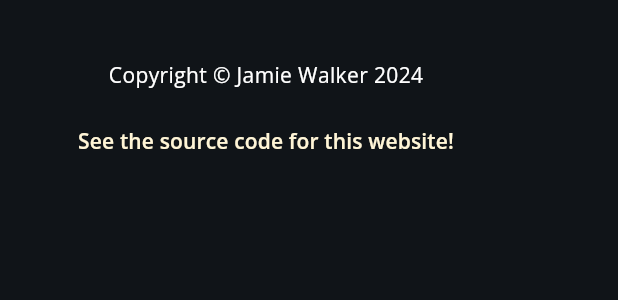
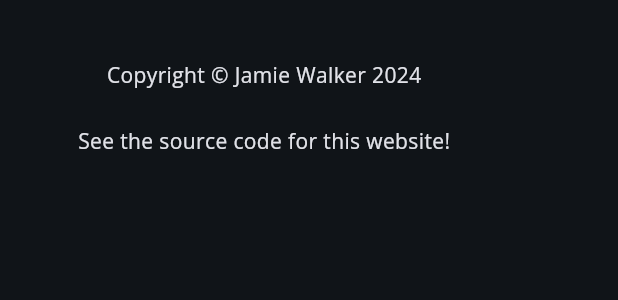
Before and after one commit to KR1Z00/jamiewalker.nz, a Flutter app: the FooterSection widget shown alone on an empty page, opened directly, on a phone screen of 412 x 824 dp. Shown: the top 300 px of the screen. Run offline on Flutter 3.47's test engine with Material 3 defaults, Android fonts, the light colour scheme and no system bars; our stand-ins replace auto_size_text, cloud_functions, easy_localization, firebase_analytics, firebase_core, flutter_hooks and 10 more; accounts and stored records are empty; generated files the repository leaves out were written again; network calls fail.

Commit message:
Removes the CustomTextStyles, and refactors all usages to use the BuildContext's TextTheme

```diff
--- a/lib/app/theme/custom_button_styles.dart
+++ b/lib/app/theme/custom_button_styles.dart
@@ -1,11 +1,13 @@
 import 'package:flutter/material.dart';
 import 'package:jamie_walker_website/app/extensions/screen_size.dart';
-import 'package:jamie_walker_website/app/extensions/standard_box_shadow.dart';
 import 'package:jamie_walker_website/app/theme/custom_colors.dart';
-import 'package:jamie_walker_website/app/theme/custom_text_styles.dart';
+import 'package:jamie_walker_website/app/theme/text_theme.dart';
 
 extension CustomButtonStyles on ButtonStyle {
-  static ButtonStyle navigationButton({required bool isCurrentPage}) {
+  static ButtonStyle navigationButton(
+    BuildContext context, {
+    required bool isCurrentPage,
+  }) {
     return ButtonStyle(
       backgroundColor: MaterialStateProperty.all(
         Colors.transparent,
@@ -22,21 +24,17 @@
         Colors.transparent,
       ),
       textStyle: MaterialStateProperty.all(
-        TextStyle(
-          fontSize: 20,
-          fontWeight: isCurrentPage ? FontWeight.w600 : FontWeight.w300,
-          shadows: [
-            StandardBoxShadows.light(),
-          ],
-        ),
+        context.textTheme().titleLarge,
       ),
     );
   }
 
   static ButtonStyle primaryActionButton(BuildContext context) {
     final layoutForMobile = context.layoutForMobile();
+    final textTheme = context.textTheme();
+
     final textStyle =
-        layoutForMobile ? CustomTextStyles.header4 : CustomTextStyles.header3;
+        layoutForMobile ? textTheme.labelMedium : textTheme.labelLarge;
     return ButtonStyle(
       backgroundColor: MaterialStateProperty.all(
         CustomColors.secondaryColor.l1,
@@ -54,7 +52,7 @@
         Colors.white.withOpacity(0.5),
       ),
       textStyle: MaterialStateProperty.all(
-        textStyle(
+        textStyle?.copyWith(
           color: CustomColors.primaryColor.d2,
         ),
       ),
--- a/lib/app/theme/custom_text_styles.dart
+++ /dev/null
@@ -1,55 +0,0 @@
-import 'package:flutter/material.dart';
-import 'package:jamie_walker_website/app/theme/custom_colors.dart';
-
-typedef CustomTextStyle = TextStyle Function({
-  Color? color,
-  FontStyle? fontStyle,
-});
-
-extension CustomTextStyles on TextStyle {
-  static CustomTextStyle header1 = ({color, fontStyle}) => TextStyle(
-        fontSize: 64,
-        color: color ?? CustomColors.secondaryColor.l1,
-        fontWeight: FontWeight.bold,
-        fontStyle: fontStyle,
-      );
-
-  static CustomTextStyle header2 = ({color, fontStyle}) => TextStyle(
-        fontSize: 48,
-        color: color ?? CustomColors.secondaryColor.l1,
-        fontWeight: FontWeight.bold,
-        fontStyle: fontStyle,
-      );
-
-  static CustomTextStyle header3 = ({color, fontStyle}) => TextStyle(
-        fontSize: 24,
-        color: color ?? CustomColors.secondaryColor.l1,
-        fontWeight: FontWeight.bold,
-        fontStyle: fontStyle,
-      );
-
-  static CustomTextStyle header4 = ({color, fontStyle}) => TextStyle(
-        fontSize: 18,
-        color: color ?? CustomColors.secondaryColor.l1,
-        fontWeight: FontWeight.bold,
-        fontStyle: fontStyle,
-      );
-
-  static CustomTextStyle paragraph1 = ({color, fontStyle}) => TextStyle(
-        fontSize: 24,
-        color: color ?? Colors.white,
-        fontStyle: fontStyle,
-      );
-
-  static CustomTextStyle paragraph2 = ({color, fontStyle}) => TextStyle(
-        fontSize: 18,
-        color: color ?? Colors.white,
-        fontStyle: fontStyle,
-      );
-
-  static CustomTextStyle paragraph3 = ({color, fontStyle}) => TextStyle(
-        fontSize: 14,
-        color: color ?? Colors.white,
-        fontStyle: fontStyle,
-      );
-}
--- a/lib/app/theme/text_theme.dart
+++ b/lib/app/theme/text_theme.dart
@@ -1,6 +1,7 @@
 import 'package:flutter/material.dart';
 import 'package:google_fonts/google_fonts.dart';
 import 'package:jamie_walker_website/app/extensions/screen_size.dart';
+import 'package:jamie_walker_website/app/theme/custom_colors.dart';
 
 TextStyle _titleFontFamily = GoogleFonts.nunito();
 TextStyle _bodyFontFamily = GoogleFonts.openSans();
@@ -43,15 +44,15 @@
     ),
     labelLarge: _bodyFontFamily.copyWith(
       fontSize: 14,
-      fontWeight: FontWeight.w600,
+      fontWeight: FontWeight.w700,
     ),
     labelMedium: _bodyFontFamily.copyWith(
       fontSize: 12,
-      fontWeight: FontWeight.w600,
+      fontWeight: FontWeight.w700,
     ),
     labelSmall: _bodyFontFamily.copyWith(
       fontSize: 11,
-      fontWeight: FontWeight.w600,
+      fontWeight: FontWeight.w700,
     ),
     bodyLarge: _bodyFontFamily.copyWith(
       fontSize: 16,
@@ -64,3 +65,36 @@
     ),
   );
 }
+
+class AppTextStyles {
+  final TextTheme _textTheme;
+
+  const AppTextStyles({
+    required TextTheme textTheme,
+  }) : _textTheme = textTheme;
+
+  TextStyle sectionHeaderTextStyle(BuildContext context) {
+    return _textTheme.displayMedium!.copyWith(
+      color: CustomColors.secondaryColor.l1,
+    );
+  }
+
+  TextStyle bodyTextStyle(BuildContext context) {
+    return (context.layoutForMobile()
+            ? _textTheme.bodySmall
+            : _textTheme.bodyLarge)!
+        .copyWith(
+      color: Colors.white,
+    );
+  }
+}
+
+extension TextThemeExtensions on BuildContext {
+  TextTheme textTheme() {
+    return Theme.of(this).textTheme;
+  }
+
+  AppTextStyles appTextStyles() {
+    return AppTextStyles(textTheme: textTheme());
+  }
+}
--- a/lib/landing/contact/view/contact_section.dart
+++ b/lib/landing/contact/view/contact_section.dart
@@ -8,7 +8,7 @@
 import 'package:jamie_walker_website/app/extensions/screen_size.dart';
 import 'package:jamie_walker_website/app/localization/generated/locale_keys.g.dart';
 import 'package:jamie_walker_website/app/theme/custom_colors.dart';
-import 'package:jamie_walker_website/app/theme/custom_text_styles.dart';
+import 'package:jamie_walker_website/app/theme/text_theme.dart';
 import 'package:jamie_walker_website/generic/view/primary_text_button.dart';
 import 'package:jamie_walker_website/landing/contact/domain/contact_view_model.dart';
 
@@ -48,9 +48,6 @@
       },
     );
 
-    final guidanceTextStyle = context.layoutForMobile()
-        ? CustomTextStyles.paragraph3
-        : CustomTextStyles.paragraph2;
     final double paddingBetweenElements =
         context.layoutForMobile() ? 30 : ScreenSize.minimumPadding.toDouble();
 
@@ -73,7 +70,8 @@
                   fit: BoxFit.scaleDown,
                   child: Text(
                     tr(LocaleKeys.contactSectionTitleAlt),
-                    style: CustomTextStyles.header2(),
+                    style:
+                        context.appTextStyles().sectionHeaderTextStyle(context),
                     textAlign: TextAlign.center,
                     maxLines: 1,
                   ),
@@ -81,7 +79,7 @@
               ),
               Text(
                 tr(LocaleKeys.contactPrompt),
-                style: guidanceTextStyle(),
+                style: context.appTextStyles().bodyTextStyle(context),
               ),
               SizedBox(
                 height: paddingBetweenElements,
@@ -91,9 +89,7 @@
                 children: [
                   Text(
                     tr(LocaleKeys.contactFormName),
-                    style: guidanceTextStyle(
-                      fontStyle: FontStyle.italic,
-                    ),
+                    style: context.textTheme().labelMedium,
                   ),
                   const SizedBox(
                     height: 10,
@@ -111,9 +107,7 @@
                 children: [
                   Text(
                     tr(LocaleKeys.contactFormEmail),
-                    style: guidanceTextStyle(
-                      fontStyle: FontStyle.italic,
-                    ),
+                    style: context.textTheme().labelMedium,
                   ),
                   const SizedBox(
                     height: 10,
@@ -131,9 +125,7 @@
                 children: [
                   Text(
                     tr(LocaleKeys.contactFormMessage),
-                    style: guidanceTextStyle(
-                      fontStyle: FontStyle.italic,
-                    ),
+                    style: context.textTheme().labelMedium,
                   ),
                   const SizedBox(
                     height: 10,
@@ -175,7 +167,7 @@
                   children: [
                     Text(
                       tr(LocaleKeys.contactDirectEmailGuidance),
-                      style: guidanceTextStyle(),
+                      style: context.appTextStyles().bodyTextStyle(context),
                       textAlign: TextAlign.center,
                     ),
                     const SizedBox(
@@ -188,9 +180,7 @@
                       ),
                       child: Text(
                         tr(LocaleKeys.contactEmail),
-                        style: guidanceTextStyle(
-                          color: CustomColors.secondaryColor.l2,
-                        ),
+                        style: context.appTextStyles().bodyTextStyle(context),
                       ),
                     ),
                   ],
@@ -248,7 +238,7 @@
           widthFactor: context.layoutForMobile() ? 0.8 : 0.5,
           child: DecoratedBox(
             decoration: BoxDecoration(
-              color: CustomColors.primaryColor.l2,
+              color: CustomColors.primaryColor.d2,
               borderRadius: BorderRadius.circular(10),
             ),
             child: Padding(
@@ -261,9 +251,9 @@
                   if (title != null)
                     Text(
                       title,
-                      style: CustomTextStyles.header3(
-                        color: CustomColors.primaryColor.d1,
-                      ),
+                      style: context.textTheme().displaySmall?.copyWith(
+                            color: CustomColors.secondaryColor.l1,
+                          ),
                       textAlign: TextAlign.center,
                     ),
                   if (description != null)
@@ -271,9 +261,7 @@
                       padding: const EdgeInsets.only(top: 20),
                       child: Text(
                         description,
-                        style: CustomTextStyles.paragraph2(
-                          color: Colors.black,
-                        ),
+                        style: context.textTheme().bodySmall,
                         textAlign: TextAlign.center,
                       ),
                     ),
@@ -293,9 +281,7 @@
                         },
                         child: Text(
                           tr(LocaleKeys.contactSendingDismiss),
-                          style: CustomTextStyles.header4(
-                            color: CustomColors.primaryColor.d1,
-                          ),
+                          style: context.textTheme().labelMedium,
                         ),
                       ),
                     ),
--- a/lib/landing/footer/view/footer_section.dart
+++ b/lib/landing/footer/view/footer_section.dart
@@ -4,7 +4,7 @@
 import 'package:jamie_walker_website/app/extensions/screen_size.dart';
 import 'package:jamie_walker_website/app/localization/generated/locale_keys.g.dart';
 import 'package:jamie_walker_website/app/theme/custom_colors.dart';
-import 'package:jamie_walker_website/app/theme/custom_text_styles.dart';
+import 'package:jamie_walker_website/app/theme/text_theme.dart';
 
 class FooterSection extends StatelessWidget {
   const FooterSection({super.key});
@@ -24,15 +24,13 @@
           children: [
             Text(
               tr(LocaleKeys.copyright),
-              style: CustomTextStyles.paragraph3(),
+              style: context.textTheme().bodyMedium,
             ),
             TextButton(
               onPressed: () => LaunchableUrls.websiteRepository.launch(),
               child: Text(
                 tr(LocaleKeys.viewSourceCode),
-                style: CustomTextStyles.paragraph3(
-                  color: CustomColors.secondaryColor.l2,
-                ),
+                style: context.textTheme().bodyMedium,
               ),
             ),
           ],
--- a/lib/landing/portfolio/view/portfolio_section.dart
+++ b/lib/landing/portfolio/view/portfolio_section.dart
@@ -3,7 +3,7 @@
 import 'package:hooks_riverpod/hooks_riverpod.dart';
 import 'package:jamie_walker_website/app/extensions/screen_size.dart';
 import 'package:jamie_walker_website/app/localization/generated/locale_keys.g.dart';
-import 'package:jamie_walker_website/app/theme/custom_text_styles.dart';
+import 'package:jamie_walker_website/app/theme/text_theme.dart';
 import 'package:jamie_walker_website/generic/view/wrapping_cards_section.dart';
 import 'package:jamie_walker_website/landing/portfolio/data/portfolio_repository.dart';
 import 'package:jamie_walker_website/landing/portfolio/view/portfolio_info_dialog.dart';
@@ -33,7 +33,8 @@
                   fit: BoxFit.scaleDown,
                   child: Text(
                     tr(LocaleKeys.portfolioSectionTitleAlt),
-                    style: CustomTextStyles.header2(),
+                    style:
+                        context.appTextStyles().sectionHeaderTextStyle(context),
                     textAlign: TextAlign.center,
                     maxLines: 1,
                   ),
--- a/lib/landing/services/services_section.dart
+++ b/lib/landing/services/services_section.dart
@@ -6,7 +6,7 @@
 import 'package:jamie_walker_website/app/localization/generated/locale_keys.g.dart';
 import 'package:jamie_walker_website/app/localization/json_list_translation.dart';
 import 'package:jamie_walker_website/app/theme/custom_colors.dart';
-import 'package:jamie_walker_website/app/theme/custom_text_styles.dart';
+import 'package:jamie_walker_website/app/theme/text_theme.dart';
 import 'package:jamie_walker_website/generic/view/wrapping_cards_section.dart';
 import 'package:jamie_walker_website/landing/services/jw_service.dart';
 
@@ -39,7 +39,9 @@
                       fit: BoxFit.scaleDown,
                       child: Text(
                         tr(LocaleKeys.servicesSectionTitleAlt),
-                        style: CustomTextStyles.header2(),
+                        style: context
+                            .appTextStyles()
+                            .sectionHeaderTextStyle(context),
                         textAlign: TextAlign.center,
                         maxLines: 1,
                       ),
```
Also changed, not shown: lib/generic/view/navigation_button.dart (+6 -7 lines), lib/landing/portfolio/view/portfolio_info_dialog.dart (+4 -10 lines), lib/landing/portfolio/view/portfolio_item_card.dart (+23 -64 lines), lib/landing/services/service_card.dart (+5 -3 lines), lib/landing/testimonials/view/testimonials_section.dart (+10 -9 lines), lib/landing/welcome/view/welcome_section.dart (+16 -16 lines).
